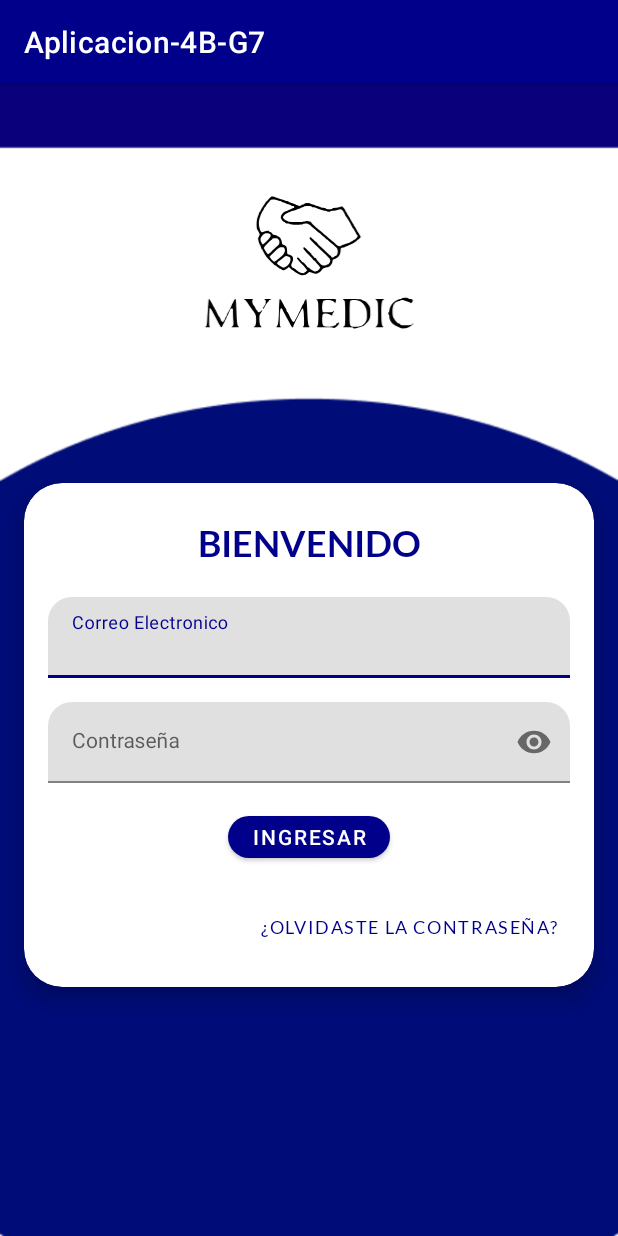
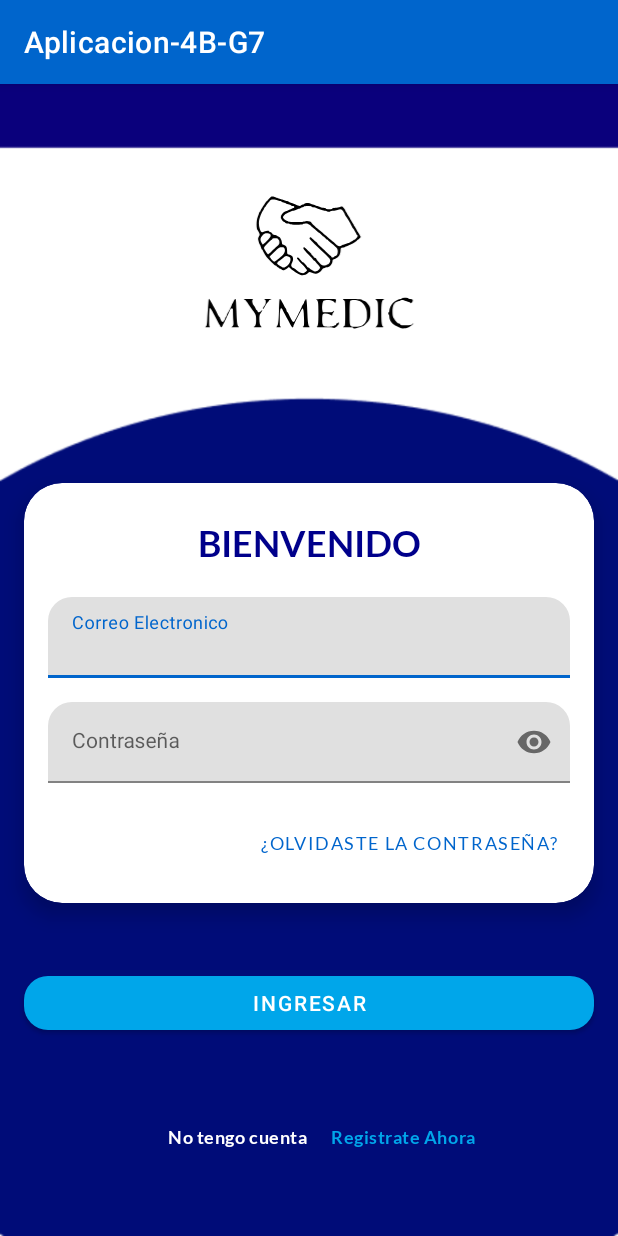
Before and after one commit to AndresMolina09/MinticMobile, an Android app: the screen it shows after launch (LoginActivity), on a phone screen of 412 x 824 dp. Run offline under Robolectric (Android 15) with nearby library versions, the phone set to English and light mode, and no system bars; our stand-ins replace navigation-ui.

Commit message:
Agregacion
Se agrega boton de login y mensajes de login, tambien se crea el archivo validations

```diff
--- /dev/null
+++ b/app/src/main/java/com/example/aplicacion_4b_g7/Validations.kt
@@ -0,0 +1 @@
+package com.example.aplicacion_4b_g7
--- a/app/src/main/res/layout/fragment_login.xml
+++ b/app/src/main/res/layout/fragment_login.xml
@@ -7,6 +7,8 @@
     tools:context=".LoginFragment">
 
     <com.google.android.material.card.MaterialCardView
+        android:id="@+id/fragment_login_card"
+        app:layout_constraintVertical_chainStyle="spread"
         android:layout_width="0dp"
         app:layout_constraintEnd_toEndOf="parent"
         app:layout_constraintStart_toStartOf="parent"
@@ -75,22 +77,6 @@
 
             </com.google.android.material.textfield.TextInputLayout>
 
-            <RelativeLayout
-                android:id="@+id/button"
-                android:layout_width="match_parent"
-                android:layout_height="240dp"
-                tools:context="com.herprogramacion.botones.ActividadBotones"
-                tools:ignore="MissingConstraints">
-
-                <Button
-                    android:layout_width="wrap_content"
-                    android:layout_height="wrap_content"
-                    android:layout_marginTop="200dp"
-                    android:layout_centerHorizontal="true"
-                    android:text="INGRESAR" />
-            </RelativeLayout>
-
-
             <com.google.android.material.button.MaterialButton
                 style="@style/Widget.MaterialComponents.Button.TextButton"
                 android:layout_width="wrap_content"
@@ -98,14 +84,55 @@
                 android:layout_marginVertical="@dimen/default_margin"
                 android:fontFamily="@font/lato"
                 android:text="@string/forgot_label"
-                android:textAppearance="@style/Butoon.Mintic"
+                android:textAppearance="@style/Button.Mintic"
                 app:layout_constraintEnd_toEndOf="parent"
-                app:layout_constraintTop_toBottomOf="@id/button">
-
+                app:layout_constraintTop_toBottomOf="@id/login_password_layout">
             </com.google.android.material.button.MaterialButton>
 
         </androidx.constraintlayout.widget.ConstraintLayout>
 
     </com.google.android.material.card.MaterialCardView>
 
+    <com.google.android.material.button.MaterialButton
+        android:id="@+id/fragment_login_button"
+        android:layout_width="0dp"
+        android:layout_height="wrap_content"
+        app:layout_constraintEnd_toEndOf="parent"
+        app:layout_constraintStart_toStartOf="parent"
+        android:layout_marginHorizontal="@dimen/default_margin"
+        app:layout_constraintTop_toBottomOf="@id/fragment_login_card"
+        app:layout_constraintBottom_toTopOf="@id/fragment_login_label_1"
+        app:layout_constraintBottom_toBottomOf="parent"
+        android:text="@string/button_login_label"
+        app:backgroundTint="@color/primaryLight"
+        />
+
+    <com.google.android.material.textview.MaterialTextView
+        android:id="@+id/fragment_login_label_1"
+        android:layout_width="wrap_content"
+        android:layout_height="wrap_content"
+        app:layout_constraintStart_toStartOf="parent"
+        app:layout_constraintEnd_toStartOf="@+id/fragment_login_label_2"
+        android:layout_marginVertical="@dimen/default_margin"
+        app:layout_constraintTop_toBottomOf="@id/fragment_login_button"
+        app:layout_constraintBottom_toBottomOf="parent"
+        android:text="@string/login_label_1"
+        android:textAppearance="@style/Text.Mintic"
+        app:layout_constraintHorizontal_chainStyle="packed"
+        android:layout_marginHorizontal="@dimen/default_margin"
+        />
+
+    <com.google.android.material.textview.MaterialTextView
+        android:id="@+id/fragment_login_label_2"
+        android:layout_width="wrap_content"
+        android:layout_height="wrap_content"
+        app:layout_constraintStart_toEndOf="@+id/fragment_login_label_1"
+        app:layout_constraintEnd_toEndOf="parent"
+        app:layout_constraintTop_toTopOf="@id/fragment_login_label_1"
+        app:layout_constraintBottom_toBottomOf="@id/fragment_login_label_1"
+        android:layout_marginVertical="@dimen/default_margin"
+        android:text="@string/login_signup_label"
+        android:textAppearance="@style/TextBlue.Mintic"
+        />
+
 </androidx.constraintlayout.widget.ConstraintLayout>
--- a/app/src/main/res/values/colors.xml
+++ b/app/src/main/res/values/colors.xml
@@ -1,10 +1,13 @@
 <?xml version="1.0" encoding="utf-8"?>
 <resources>
-    <color name="purple_200">#FFBB86FC</color>
-    <color name="purple_500">#00008B</color>
-    <color name="purple_700">#FF3700B3</color>
-    <color name="teal_200">#FF03DAC5</color>
-    <color name="teal_700">#FF018786</color>
+    <color name="primary">#0065CC</color>
+    <color name="primaryVariant">#164194</color>
+    <color name="primaryLight">#00A6EA</color>
+    <color name="secondary">#747F9E</color>
+    <color name="secondaryVariant">#A4B0BE</color>
+    <color name="error">#FEAD7F</color>
+    <color name="secondaryText">#31334C</color>
+    <color name="primaryText">#EEEEEE</color>
     <color name="black">#FF000000</color>
     <color name="white">#FFFFFFFF</color>
 </resources>
--- a/app/src/main/res/values/strings.xml
+++ b/app/src/main/res/values/strings.xml
@@ -5,4 +5,7 @@
     <string name="email_hint">Correo Electronico</string>
     <string name="password_hint">Contraseña</string>
     <string name="forgot_label">¿Olvidaste la contraseña?</string>
+    <string name="button_login_label">Ingresar</string>
+    <string name="login_label_1">No tengo cuenta</string>
+    <string name="login_signup_label">Registrate Ahora</string>
 </resources>
--- a/app/src/main/res/values/themes.xml
+++ b/app/src/main/res/values/themes.xml
@@ -2,13 +2,19 @@
     <!-- Base application theme. -->
     <style name="Theme.Aplicacion4BG7" parent="Theme.MaterialComponents.DayNight.DarkActionBar">
         <!-- Primary brand color. -->
-        <item name="colorPrimary">@color/purple_500</item>
-        <item name="colorPrimaryVariant">@color/purple_700</item>
+        <item name="colorPrimary">@color/primary</item>
+        <item name="colorPrimaryVariant">@color/primaryVariant</item>
         <item name="colorOnPrimary">@color/white</item>
         <!-- Secondary brand color. -->
-        <item name="colorSecondary">@color/teal_200</item>
-        <item name="colorSecondaryVariant">@color/teal_700</item>
-        <item name="colorOnSecondary">@color/black</item>
+        <item name="colorSecondary">@color/secondary</item>
+        <item name="colorSecondaryVariant">@color/secondaryVariant</item>
+        <item name="colorOnSecondary">@color/secondaryText</item>
+
+        <item name="colorError">@color/error</item>
+        <item name="colorOnError">@color/error</item>
+
+        <item name="backgroundColor">@color/white</item>
+        <item name="colorOnBackground">@color/black</item>
         <!-- Status bar color. -->
         <item name="android:statusBarColor" tools:targetApi="l">?attr/colorPrimaryVariant</item>
         <!-- Customize your theme here. -->
@@ -40,10 +46,21 @@
         <item name="cornerSize">@dimen/corner_size_lg</item>
     </style>
 
-    <style name="Butoon.Mintic" parent="TextAppearance.MaterialComponents.Button">
+    <style name="Button.Mintic" parent="TextAppearance.MaterialComponents.Button">
         <item name="fontFamily">@font/lato_bold</item>
         <item name="android:textSize">@dimen/button_text_size</item>
-        <item name="android:textColor">@color/black</item>
+    </style>
+
+    <style name="Text.Mintic" parent="TextAppearance.MaterialComponents.Body1">
+        <item name="fontFamily">@font/lato_bold</item>
+        <item name="android:textSize">@dimen/button_text_size</item>
+        <item name="android:textColor">@color/white</item>
+    </style>
+
+    <style name="TextBlue.Mintic" parent="TextAppearance.MaterialComponents.Body1">
+        <item name="fontFamily">@font/lato_bold</item>
+        <item name="android:textSize">@dimen/button_text_size</item>
+        <item name="android:textColor">@color/primaryLight</item>
     </style>
 
     <style name="Theme.Aplicacion4BG7.AppBarOverlay" parent="ThemeOverlay.AppCompat.Dark.ActionBar" />
```
